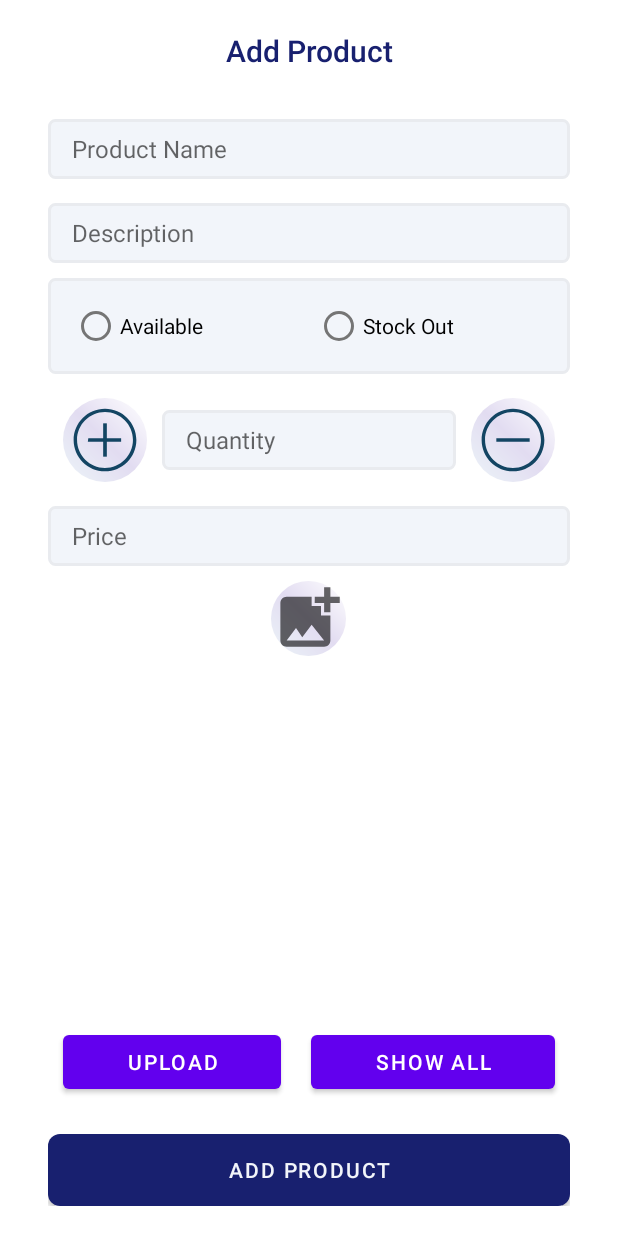
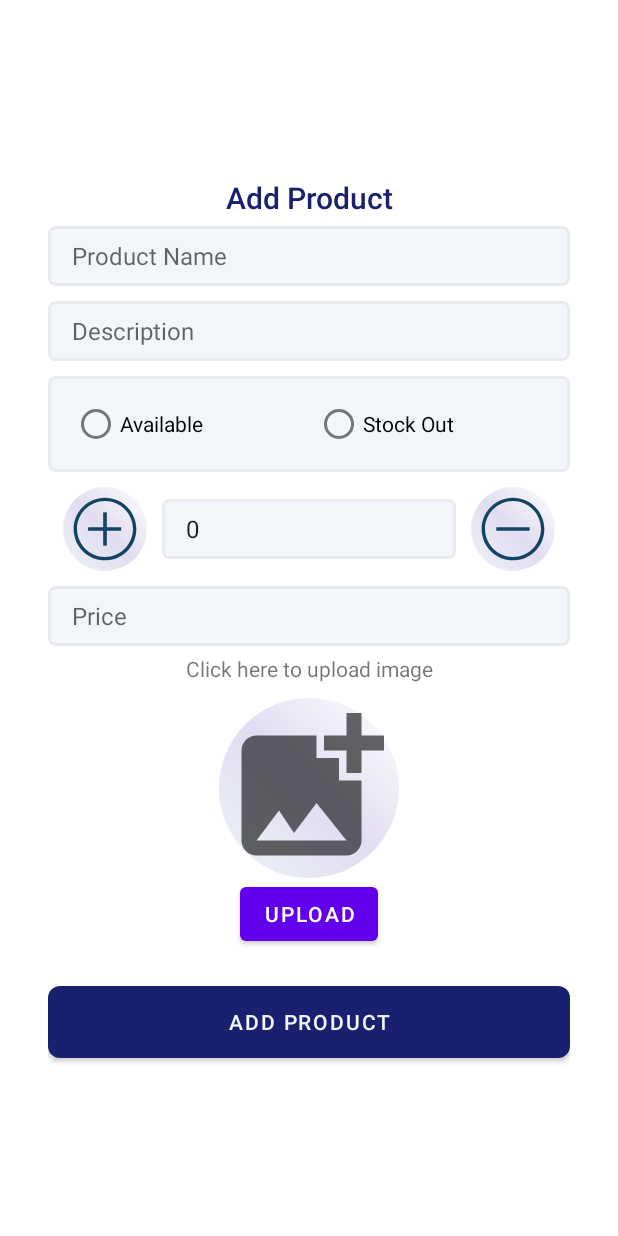
Before and after one commit to Zia-Ur-Rehman1/Ubees, an Android app: the screen it shows after launch (MainActivity), on a phone screen of 412 x 824 dp. Run offline under Robolectric (Android 15) with nearby library versions, the phone set to English and light mode, and no system bars; our stand-ins replace Firebase (no records; nobody signed in at launch, a user with empty details on screens opened directly).

Commit message:
Img upload is modified quantity method is modified

```diff
--- a/app/src/main/res/layout/activity_main.xml
+++ b/app/src/main/res/layout/activity_main.xml
@@ -31,7 +31,7 @@
             android:id="@+id/p_name"
             android:layout_width="match_parent"
             android:layout_height="wrap_content"
-            android:layout_marginTop="32dp"
+            android:layout_marginTop="5dp"
             android:background="@drawable/edit_text_background"
             android:ems="10"
             android:hint="Product Name"
@@ -41,7 +41,7 @@
             android:id="@+id/p_desc"
             android:layout_width="match_parent"
             android:layout_height="wrap_content"
-            android:layout_marginTop="16dp"
+            android:layout_marginTop="10dp"
             android:background="@drawable/edit_text_background"
             android:ems="10"
             android:hint="Description"
@@ -74,7 +74,7 @@
         <LinearLayout
             android:layout_width="match_parent"
             android:layout_height="wrap_content"
-            android:layout_marginTop="16dp"
+            android:layout_marginTop="10dp"
             android:clipChildren="false"
             android:orientation="horizontal">
 
@@ -113,57 +113,38 @@
             android:id="@+id/p_price"
             android:layout_width="match_parent"
             android:layout_height="wrap_content"
-            android:layout_marginTop="16dp"
+            android:layout_marginTop="10dp"
             android:background="@drawable/edit_text_background"
             android:ems="10"
             android:hint="Price"
             android:inputType="text|numberDecimal"
             android:textSize="16sp" />
 
+        <TextView
+            android:id="@+id/imginfo"
+            android:gravity="center"
+            android:layout_marginTop="5dp"
+            android:layout_width="match_parent"
+            android:layout_height="wrap_content"
+            android:text="Click here to upload image" />
+
         <ImageView
             android:id="@+id/uploadimg"
-            android:layout_width="wrap_content"
-            android:layout_height="wrap_content"
+            android:layout_width="120dp"
+            android:layout_height="120dp"
             android:layout_marginTop="10dp"
             android:layout_gravity="center"
             android:background="@drawable/rounded_corner"
             android:scaleType="fitXY"
             android:src="@drawable/ic_img_upload" />
 
-        <ProgressBar
-            android:id="@+id/progressBar"
-            style="?android:attr/progressBarStyle"
+        <Button
+            android:id="@+id/upload"
             android:layout_width="wrap_content"
             android:layout_height="wrap_content"
             android:layout_gravity="center"
-            android:layout_weight="1" />
-
-        <LinearLayout
-            android:layout_width="match_parent"
-            android:layout_height="wrap_content"
-            android:orientation="horizontal">
-
-            <Button
-                android:layout_weight="1"
-                android:id="@+id/upload"
-                android:layout_width="wrap_content"
-                android:layout_height="wrap_content"
-                android:text="Upload"
-                android:layout_marginHorizontal="10dp"
-                />
-
-            <Button
-                android:layout_weight="1"
-                android:id="@+id/showall"
-                android:layout_width="wrap_content"
-                android:layout_height="wrap_content"
-                android:text="Show All"
-                android:layout_marginHorizontal="10dp"
-
-                />
-
-        </LinearLayout>
-
+            android:layout_marginHorizontal="10dp"
+            android:text="Upload" />
 
         <Button
             android:id="@+id/btnAddProduct"
@@ -174,6 +155,7 @@
             android:text="Add Product"
             android:textColor="@color/etBg"
             app:backgroundTint="@color/colorPrimary" />
+
     </LinearLayout>
 
 
```
Also changed, not shown: app/src/main/java/com/example/ubees/MainActivity.java (+33 -24 lines), app/src/main/java/com/example/ubees/Product_action.java (deleted, +0 -9 lines).
